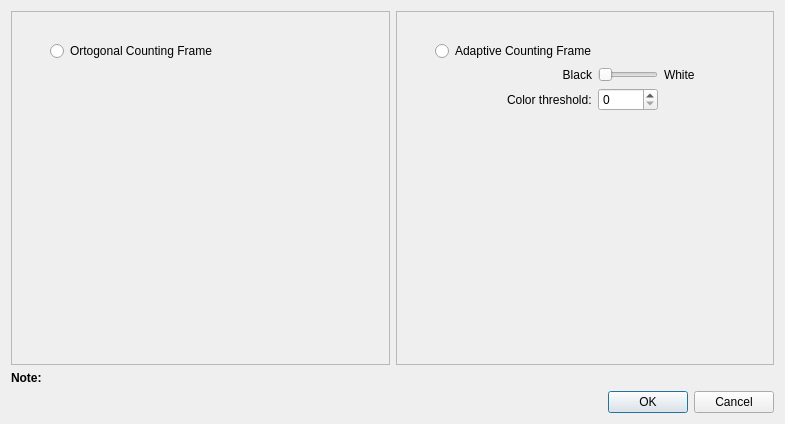
Old version of the form Plugins/CountingFrame/Dialogs/TypeDialog.ui in the repository FelixdelasPozas/EspINA.
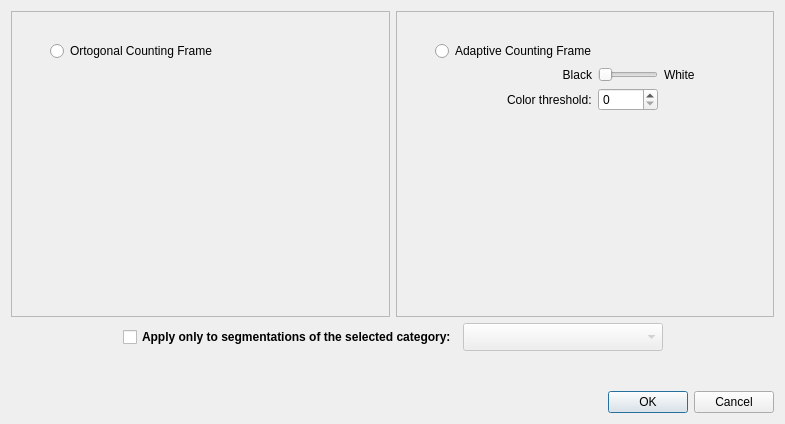
New version of the form. Icons and pictures are not drawn. Custom widgets are drawn as their Qt base class.

Commit message: Apply category constraints to CF. Prevent renaming an CF using an existing id. Correct Ortogonal inclusion/exclusion volumes

```diff
--- a/Plugins/CountingFrame/Dialogs/TypeDialog.ui
+++ b/Plugins/CountingFrame/Dialogs/TypeDialog.ui
@@ -232,6 +232,71 @@
      </item>
     </layout>
    </item>
+   <item>
+    <layout class="QHBoxLayout" name="horizontalLayout_2">
+     <item>
+      <spacer name="horizontalSpacer_4">
+       <property name="orientation">
+        <enum>Qt::Horizontal</enum>
+       </property>
+       <property name="sizeHint" stdset="0">
+        <size>
+         <width>40</width>
+         <height>20</height>
+        </size>
+       </property>
+      </spacer>
+     </item>
+     <item>
+      <widget class="QCheckBox" name="useCategoryConstraint">
+       <property name="enabled">
+        <bool>true</bool>
+       </property>
+       <property name="font">
+        <font>
+         <weight>75</weight>
+         <bold>true</bold>
+        </font>
+       </property>
+       <property name="text">
+        <string>Apply only to segmentations of the selected category:</string>
+       </property>
+      </widget>
+     </item>
+     <item>
+      <widget class="QComboTreeView" name="categorySelector">
+       <property name="enabled">
+        <bool>false</bool>
+       </property>
+       <property name="sizePolicy">
+        <sizepolicy hsizetype="Minimum" vsizetype="Fixed">
+         <horstretch>0</horstretch>
+         <verstretch>0</verstretch>
+        </sizepolicy>
+       </property>
+       <property name="minimumSize">
+        <size>
+         <width>200</width>
+         <height>28</height>
+        </size>
+       </property>
+      </widget>
+     </item>
+     <item>
+      <spacer name="horizontalSpacer_3">
+       <property name="orientation">
+        <enum>Qt::Horizontal</enum>
+       </property>
+       <property name="sizeHint" stdset="0">
+        <size>
+         <width>40</width>
+         <height>20</height>
+        </size>
+       </property>
+      </spacer>
+     </item>
+    </layout>
+   </item>
    <item>
     <widget class="QLabel" name="label_5">
      <property name="sizePolicy">
@@ -241,7 +306,7 @@
       </sizepolicy>
      </property>
      <property name="text">
-      <string>&lt;html&gt;&lt;head/&gt;&lt;body&gt;&lt;p&gt;&lt;span style=&quot; font-weight:600;&quot;&gt;Note:&lt;/span&gt;&lt;/p&gt;&lt;/body&gt;&lt;/html&gt;</string>
+      <string>&lt;html&gt;&lt;head/&gt;&lt;body&gt;&lt;p&gt;&lt;br/&gt;&lt;/p&gt;&lt;/body&gt;&lt;/html&gt;</string>
      </property>
     </widget>
    </item>
@@ -257,6 +322,13 @@
    </item>
   </layout>
  </widget>
+ <customwidgets>
+  <customwidget>
+   <class>QComboTreeView</class>
+   <extends>QComboBox</extends>
+   <header>GUI/Widgets/QComboTreeView.h</header>
+  </customwidget>
+ </customwidgets>
  <resources>
   <include location="../rsc/CountingFrame.qrc"/>
  </resources>
```
The commit also changes 27 other files.
